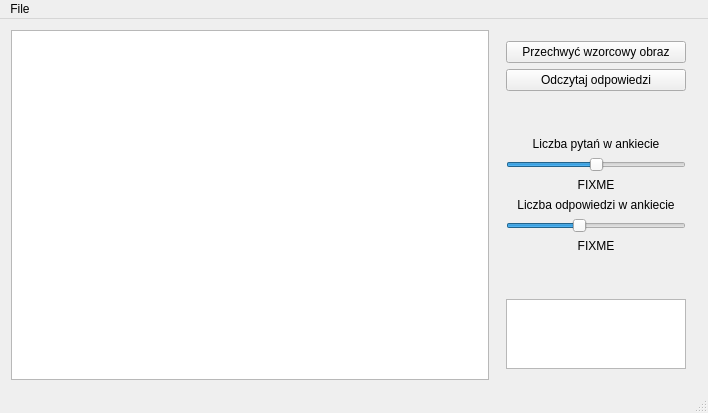
First picture: the form in src/mainwindow.ui, repository mikusp/taxman, before the edit.
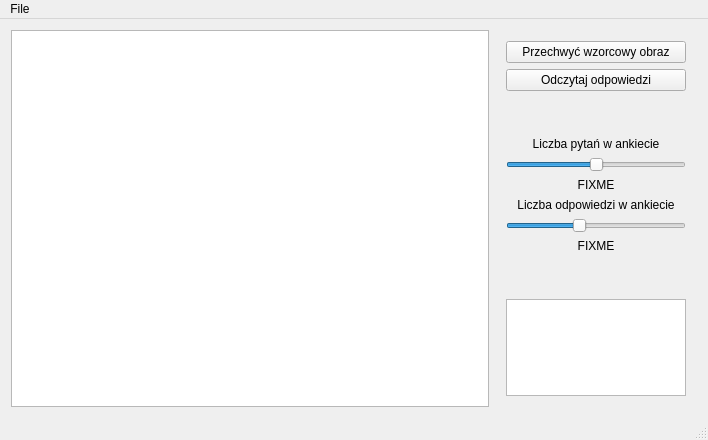
Second picture: the form after the edit. Custom widgets are drawn as their Qt base class.

Commit message: CSV save support

The edit to the form file:
```diff
--- a/src/mainwindow.ui
+++ b/src/mainwindow.ui
@@ -7,7 +7,7 @@
     <x>0</x>
     <y>0</y>
     <width>708</width>
-    <height>377</height>
+    <height>440</height>
    </rect>
   </property>
   <property name="sizePolicy">
```
Left out of the diff: 2 changed lines with no effect on the pictures. The commit also changes 2 other files.
